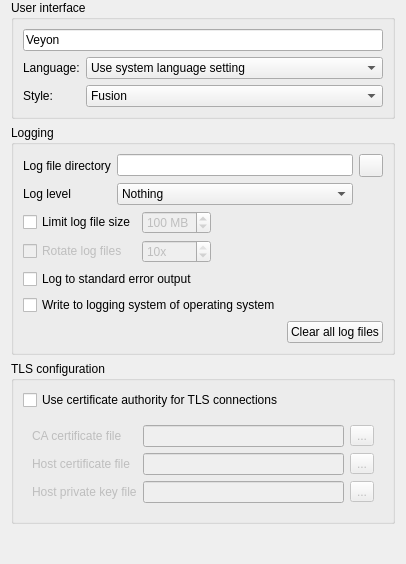
Old version of the form configurator/src/GeneralConfigurationPage.ui in the repository veyon/veyon.
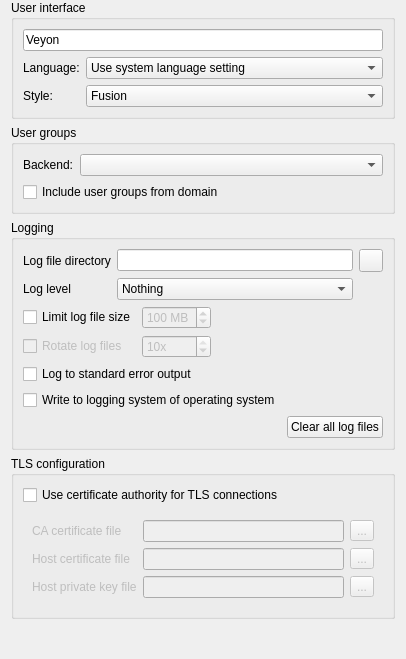
New version of the form. Icons and pictures are not drawn.

Commit message:
Centralize user groups backend configuration
This decouples user groups backend configuration from access control
configuration. This improves usability and allows selecting non-system
groups (e.g. from Entra ID) in the AuthKeysConfigurationPage when
setting an access group for a key file.

```diff
--- a/configurator/src/GeneralConfigurationPage.ui
+++ b/configurator/src/GeneralConfigurationPage.ui
@@ -71,6 +71,32 @@
      </layout>
     </widget>
    </item>
+   <item>
+    <widget class="QGroupBox" name="groupBox_2">
+     <property name="title">
+      <string>User groups</string>
+     </property>
+     <layout class="QFormLayout" name="formLayout">
+      <item row="0" column="0">
+       <widget class="QLabel" name="label_3">
+        <property name="text">
+         <string>Backend:</string>
+        </property>
+       </widget>
+      </item>
+      <item row="0" column="1">
+       <widget class="QComboBox" name="userGroupsBackend"/>
+      </item>
+      <item row="1" column="0" colspan="2">
+       <widget class="QCheckBox" name="useDomainUserGroups">
+        <property name="text">
+         <string>Include user groups from domain</string>
+        </property>
+       </widget>
+      </item>
+     </layout>
+    </widget>
+   </item>
    <item>
     <widget class="QGroupBox" name="groupBox_7">
      <property name="title">
```
Left out of the diff: 1 changed line with no effect on the pictures. The commit also changes 10 other files.
